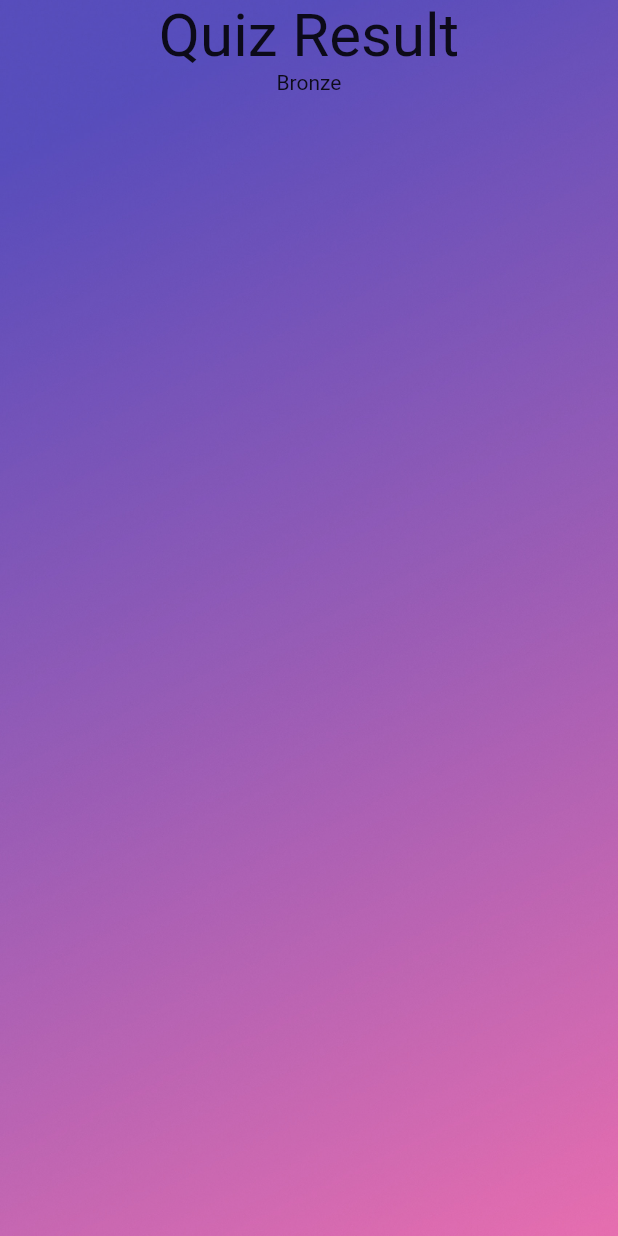
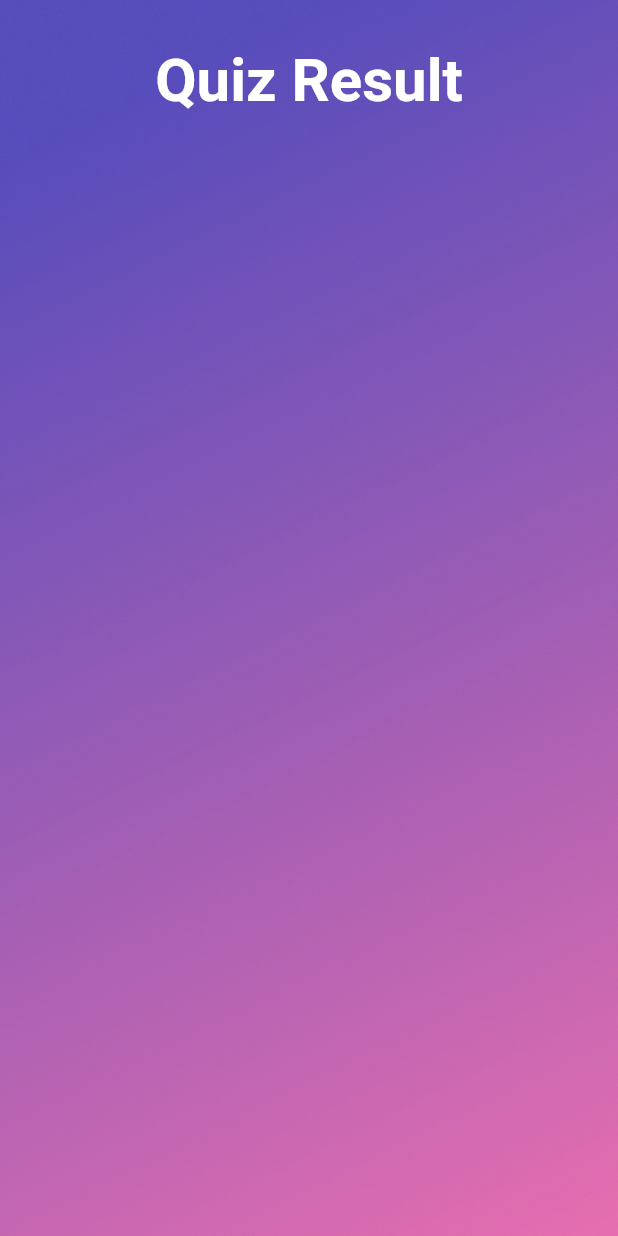
Before and after one commit to Akash701/Quiz_App, a Flutter app: the Result screen opened by its route, on a phone screen of 412 x 824 dp. Run offline on Flutter 3.47's test engine with Material 2 defaults, Android fonts, the phone set to English and light mode, and no system bars.

```diff
--- a/lib/Result.dart
+++ b/lib/Result.dart
@@ -2,8 +2,9 @@ import 'package:flutter/cupertino.dart';
 import 'package:flutter/material.dart';
 import 'package:flutter/painting.dart';
 import 'package:quiz_app/qfunctions.dart';
-import 'package:quiz_app/qclass.dart';
+//import 'package:quiz_app/qclass.dart';
 import 'question.dart';
+import 'package:quiz_app/images.dart';
 
 Qfunction qfunction = Qfunction();
 
@@ -14,17 +15,7 @@ class Result extends StatefulWidget {
 
 class _ResultState extends State<Result> {
   Questions questions = Questions();
-
-  Widget result() {
-    if (score >= 7) {
-      return Text('Gold');
-    } else if (score >= 5 && score < 7) {
-      return Text('Silver');
-    } else {
-      return Text('Bronze');
-    }
-    // return Text('${score - 1}');
-  }
+  //AssetImage image;
 
   @override
   Widget build(BuildContext context) {
@@ -42,13 +33,21 @@ class _ResultState extends State<Result> {
         child: SafeArea(
             child: Column(
           children: [
+            SizedBox(
+              height: 30,
+            ),
             Center(
               child: Text(
                 'Quiz Result',
-                style: TextStyle(fontSize: 40),
+                style: TextStyle(
+                    fontSize: 40,
+                    fontWeight: FontWeight.w600,
+                    color: Colors.white),
               ),
             ),
-            result(),
+            SizedBox(
+              height: 50,
+            ),
           ],
         )),
       ),
```
Also changed, not shown: lib/images.dart (added, +22 -0 lines), images/bronze.png (added), images/gold.png (added), images/silver.png (added).
